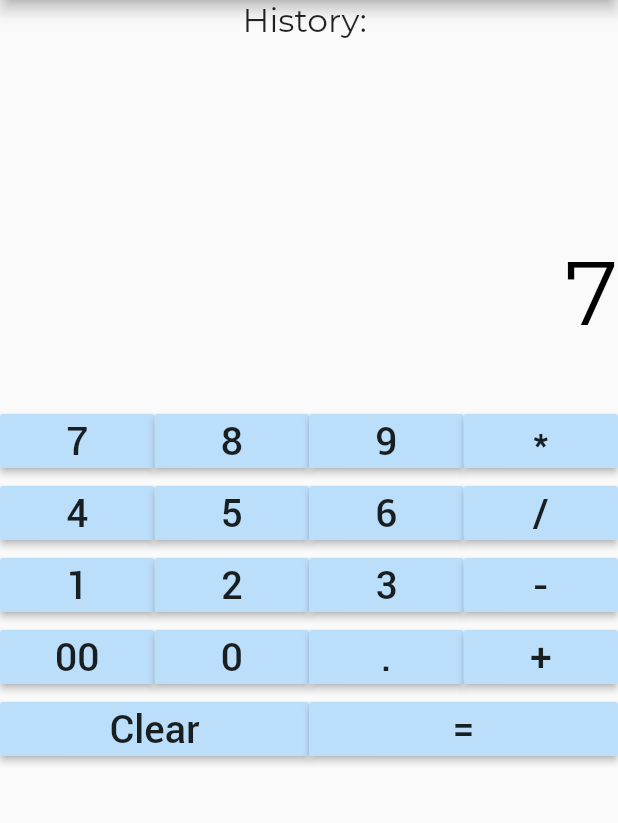
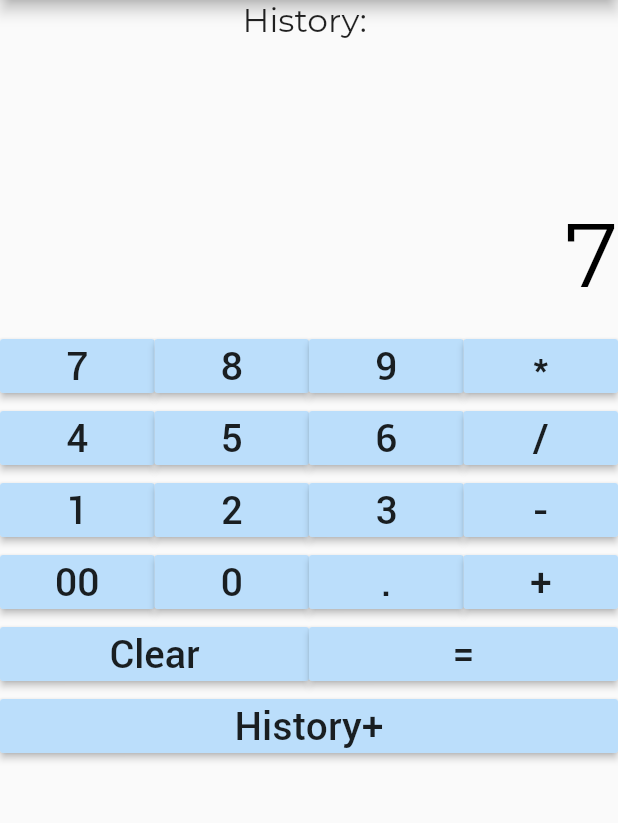
Before and after one commit to sss-xt1068/FlutterCalculator, a Flutter app: the screen it shows after launch, after a tap on an icon or button, on a phone screen of 412 x 824 dp, the part 84-907 px from its top. Run offline on Flutter 3.47's test engine with Material 2 defaults, Android fonts, the phone set to English and light mode, and no system bars; our stand-ins replace math_expressions; project files that could hold a hidden picture were left out.

```diff
--- a/lib/main.dart
+++ b/lib/main.dart
@@ -1,12 +1,26 @@
+import 'dart:core';
 import 'package:flutter/material.dart';
 import 'package:math_expressions/math_expressions.dart';
 
 void main() => runApp(MyApp());
 
+// List themes = new List(darkTheme, normalTheme);
+ThemeData darkTheme = ThemeData(
+  primaryColor: Colors.brown[800],
+  primaryColorBrightness: Brightness.dark,
+  primaryIconTheme: IconThemeData(color: Colors.amber[700], size: 40),
+);
+ThemeData normalTheme = ThemeData(
+  primaryColor: Colors.blue,
+  primaryColorBrightness: Brightness.light,
+  primaryIconTheme: IconThemeData(color: Colors.amber[300], size: 40),
+);
+
 class MyApp extends StatelessWidget {
   @override
   Widget build(BuildContext context) {
     return MaterialApp(
+      title: 'MyCalc',
       theme: ThemeData(
         primarySwatch: Colors.amber,
         //,)primaryColor: Colors.blue,
@@ -39,23 +53,24 @@ class MyCalcState extends State<MyCalc> {
           ),
         ),
         onPressed: () {
-          print(value);
-          print(_toeval);
-          setState(() {
-              if (value=='=') {
+          setState(
+            () {
+              if (value == '=') {
                 Parser p = Parser();
                 Expression exp = p.parse(_toeval);
                 result = exp.evaluate(EvaluationType.REAL, null).toString();
                 print(result);
                 _output = result;
                 _toeval = '';
-              }
-              else if (value=='Clear'){
-                  past = result;
+              } else if (value == 'Clear') {
+                past = result;
                 _toeval = '';
                 _output = _toeval;
-              }
-              else {
+              } else if (value == 'History+') {
+                //past = _output;
+                _toeval += past;
+                _output = _toeval;
+              } else {
                 _toeval += value;
                 _output = _toeval;
               }
@@ -79,40 +94,59 @@ class MyCalcState extends State<MyCalc> {
             Container(
               alignment: Alignment.topCenter,
               height: 120,
-              child: Text('History: '+past,style: myStyleHistory,),
+              child: Text(
+                'History: ' + past,
+                style: myStyleHistory,
+              ),
             ),
             Container(
               alignment: Alignment.centerRight,
               width: double.infinity,
-              height: 150,
-              child: Text(
-                _output,
-                style: TextStyle(fontSize: 60, color: Colors.black,fontFamily: 'Montserrat'),
-              ),
+              height: 100,
+              child: Text(_output,
+                  style: TextStyle(
+                      fontSize: 60,
+                      color: Colors.black,
+                      fontFamily: 'Montserrat')),
             ),
             Row(
               children: <Widget>[
-                buildButton('7'), buildButton('8'), buildButton('9'), buildButton('*')
+                buildButton('7'),
+                buildButton('8'),
+                buildButton('9'),
+                buildButton('*')
               ],
             ),
             Row(
               children: <Widget>[
-                buildButton('4'), buildButton('5'), buildButton('6'), buildButton('/')
+                buildButton('4'),
+                buildButton('5'),
+                buildButton('6'),
+                buildButton('/')
               ],
             ),
             Row(
               children: <Widget>[
-                buildButton('1'), buildButton('2'), buildButton('3'), buildButton('-')
+                buildButton('1'),
+                buildButton('2'),
+                buildButton('3'),
+                buildButton('-')
               ],
             ),
             Row(
               children: <Widget>[
-                buildButton('00'), buildButton('0'), buildButton('.'), buildButton('+')
+                buildButton('00'),
+                buildButton('0'),
+                buildButton('.'),
+                buildButton('+')
               ],
             ),
             Row(
+              children: <Widget>[buildButton('Clear'), buildButton('=')],
+            ),
+            Row(
               children: <Widget>[
-                buildButton('Clear'), buildButton('=')
+                buildButton('History+'),
               ],
             ),
           ],
```
Also changed, not shown: Demo1.gif (added), Demo_compressed.gif (added), fonts/Montserrat-BlackItalic.otf (deleted), fonts/Montserrat-BoldItalic.otf (deleted), fonts/Montserrat-ExtraBoldItalic.otf (deleted), fonts/Montserrat-ExtraLightItalic.otf (deleted), fonts/Montserrat-Italic.otf (deleted), fonts/Montserrat-LightItalic.otf (deleted), fonts/Montserrat-MediumItalic.otf (deleted), fonts/Montserrat-SemiBoldItalic.otf (deleted), fonts/Montserrat-ThinItalic.otf (deleted), fonts/Roboto-BlackItalic.ttf (deleted), fonts/Roboto-BoldCondensedItalic.ttf (deleted), fonts/Roboto-BoldItalic.ttf (deleted), 5 more files, 1 other file.
